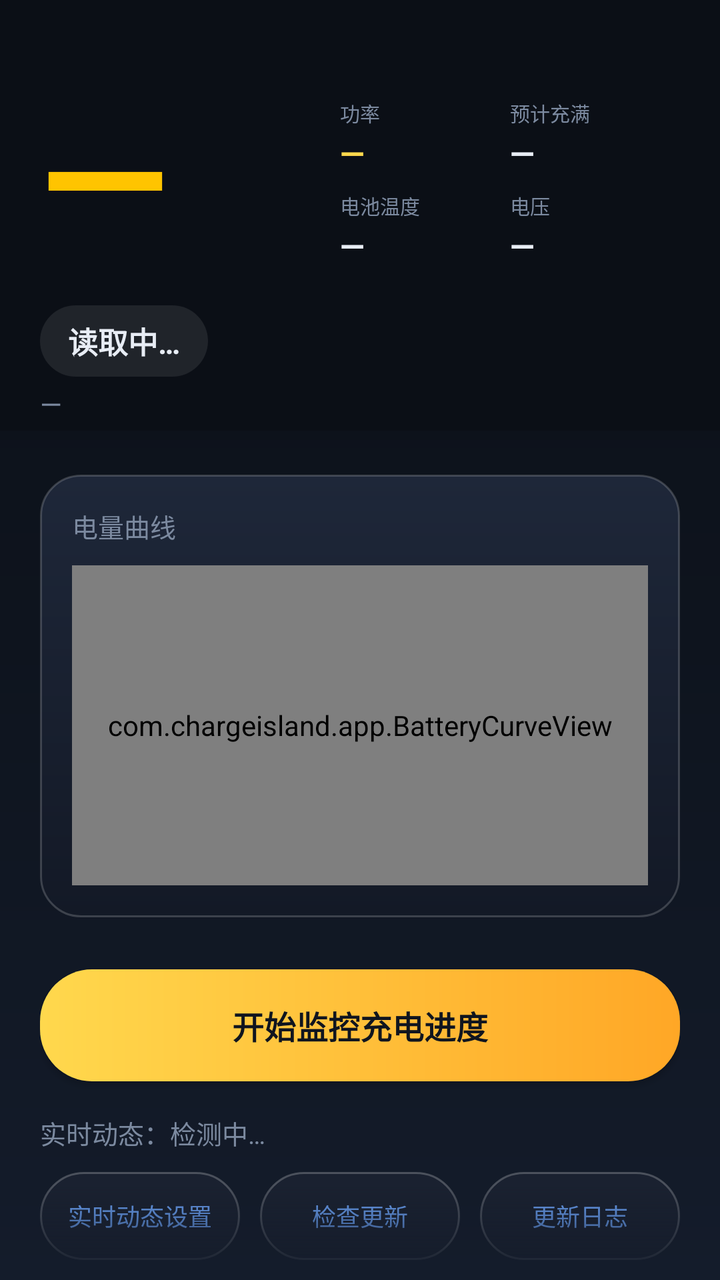
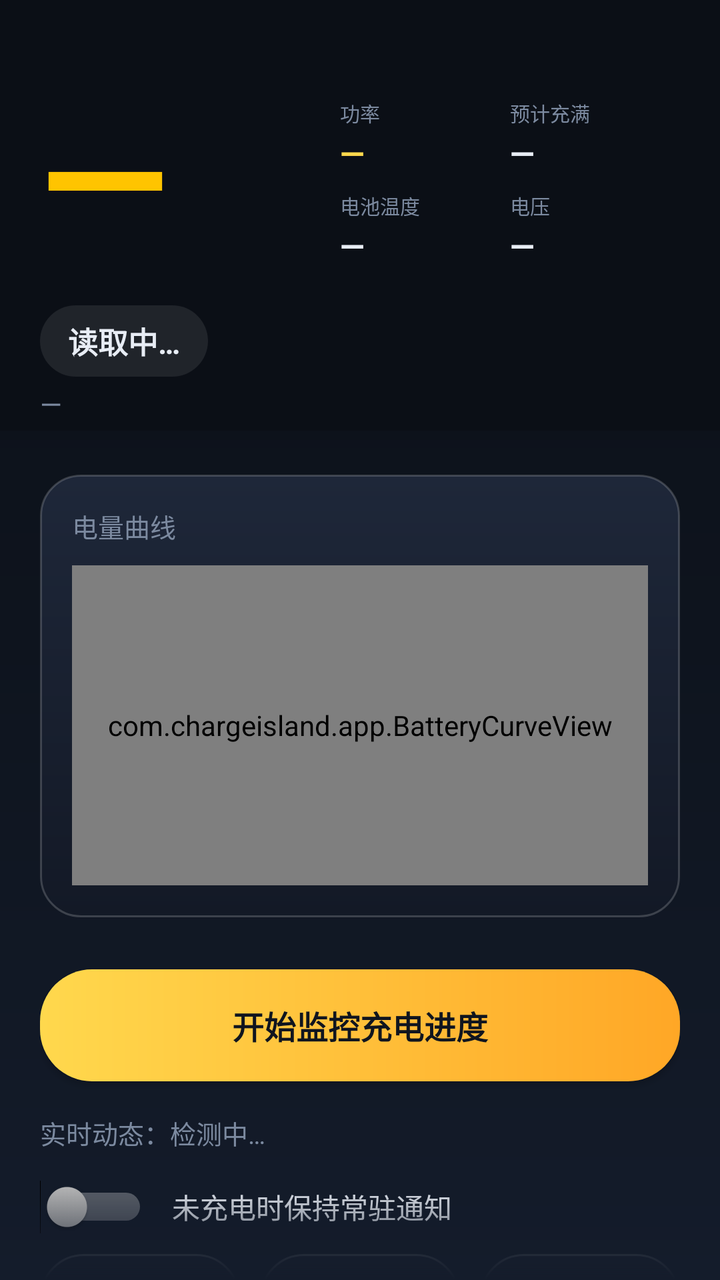

Two renders of the same Android screen: before a commit and after it. Below are the layout's source before the change and the commit's diff.
<!-- AndroidManifest.xml: activity theme android:Theme.Material.NoActionBar -->
<!-- res/layout/activity_main.xml -->
<?xml version="1.0" encoding="utf-8"?>
<LinearLayout xmlns:android="http://schemas.android.com/apk/res/android"
    android:layout_width="match_parent"
    android:layout_height="match_parent"
    android:background="@drawable/bg_gradient"
    android:orientation="vertical">

    
    <LinearLayout
        android:id="@+id/header"
        android:layout_width="match_parent"
        android:layout_height="wrap_content"
        android:background="#0B0F16"
        android:orientation="vertical"
        android:paddingStart="20dp"
        android:paddingTop="28dp"
        android:paddingEnd="20dp"
        android:paddingBottom="4dp">

        
        <RelativeLayout
            android:layout_width="match_parent"
            android:layout_height="wrap_content"
            android:layout_marginTop="14dp">

            <TextView
                android:id="@+id/tvLevel"
                android:layout_width="wrap_content"
                android:layout_height="wrap_content"
                android:layout_centerVertical="true"
                android:includeFontPadding="false"
                android:text="—"
                android:textColor="#FFC400"
                android:textSize="84sp"
                android:textStyle="bold" />

            <LinearLayout
                android:id="@+id/miniBar"
                android:layout_width="170dp"
                android:layout_height="wrap_content"
                android:layout_alignParentEnd="true"
                android:layout_centerVertical="true"
                android:baselineAligned="false"
                android:orientation="vertical">

                <LinearLayout
                    android:layout_width="match_parent"
                    android:layout_height="wrap_content"
                    android:baselineAligned="false"
                    android:orientation="horizontal">

                    <LinearLayout
                        android:layout_width="0dp"
                        android:layout_height="wrap_content"
                        android:layout_weight="1"
                        android:orientation="vertical">

                        <TextView
                            android:layout_width="wrap_content"
                            android:layout_height="wrap_content"
                            android:text="功率"
                            android:textColor="#7C8AA0"
                            android:textSize="10sp" />

                        <TextView
                            android:id="@+id/tvPowerMini"
                            android:layout_width="wrap_content"
                            android:layout_height="wrap_content"
                            android:layout_marginTop="2dp"
                            android:text="—"
                            android:textColor="#FFD84D"
                            android:textSize="16sp"
                            android:textStyle="bold" />
                    </LinearLayout>

                    <LinearLayout
                        android:layout_width="0dp"
                        android:layout_height="wrap_content"
                        android:layout_weight="1"
                        android:orientation="vertical">

                        <TextView
                            android:id="@+id/tvEtaLabelMini"
                            android:layout_width="wrap_content"
                            android:layout_height="wrap_content"
                            android:text="预计充满"
                            android:textColor="#7C8AA0"
                            android:textSize="10sp" />

                        <TextView
                            android:id="@+id/tvEtaMini"
                            android:layout_width="wrap_content"
                            android:layout_height="wrap_content"
                            android:layout_marginTop="2dp"
                            android:text="—"
                            android:textColor="#E8EDF5"
                            android:textSize="16sp"
                            android:textStyle="bold" />
                    </LinearLayout>
                </LinearLayout>

                <LinearLayout
                    android:layout_width="match_parent"
                    android:layout_height="wrap_content"
                    android:layout_marginTop="8dp"
                    android:baselineAligned="false"
                    android:orientation="horizontal">

                    <LinearLayout
                        android:layout_width="0dp"
                        android:layout_height="wrap_content"
                        android:layout_weight="1"
                        android:orientation="vertical">

                        <TextView
                            android:layout_width="wrap_content"
                            android:layout_height="wrap_content"
                            android:text="电池温度"
                            android:textColor="#7C8AA0"
                            android:textSize="10sp" />

                        <TextView
                            android:id="@+id/tvTempMini"
                            android:layout_width="wrap_content"
                            android:layout_height="wrap_content"
                            android:layout_marginTop="2dp"
                            android:text="—"
                            android:textColor="#E8EDF5"
                            android:textSize="16sp"
                            android:textStyle="bold" />
                    </LinearLayout>

                    <LinearLayout
                        android:layout_width="0dp"
                        android:layout_height="wrap_content"
                        android:layout_weight="1"
                        android:orientation="vertical">

                        <TextView
                            android:layout_width="wrap_content"
                            android:layout_height="wrap_content"
                            android:text="电压"
                            android:textColor="#7C8AA0"
                            android:textSize="10sp" />

                        <TextView
                            android:id="@+id/tvVoltageMini"
                            android:layout_width="wrap_content"
                            android:layout_height="wrap_content"
                            android:layout_marginTop="2dp"
                            android:text="—"
                            android:textColor="#E8EDF5"
                            android:textSize="16sp"
                            android:textStyle="bold" />
                    </LinearLayout>
                </LinearLayout>
            </LinearLayout>
        </RelativeLayout>

        <TextView
            android:id="@+id/tvStatus"
            android:layout_width="wrap_content"
            android:layout_height="wrap_content"
            android:layout_marginTop="12dp"
            android:background="@drawable/pill_badge"
            android:includeFontPadding="false"
            android:paddingStart="14dp"
            android:paddingTop="7dp"
            android:paddingEnd="14dp"
            android:paddingBottom="7dp"
            android:text="读取中…"
            android:textColor="#E8EDF5"
            android:textSize="15sp"
            android:textStyle="bold" />

        <TextView
            android:id="@+id/tvPlug"
            android:layout_width="wrap_content"
            android:layout_height="wrap_content"
            android:layout_marginTop="4dp"
            android:text="—"
            android:textColor="#7C8AA0"
            android:textSize="14sp" />
    </LinearLayout>

    <ScrollView
        android:id="@+id/contentScroll"
        android:layout_width="match_parent"
        android:layout_height="0dp"
        android:layout_weight="1"
        android:fadingEdgeLength="48dp"
        android:fillViewport="true"
        android:overScrollMode="never"
        android:requiresFadingEdge="vertical"
        android:scrollbars="none">

        <LinearLayout
            android:layout_width="match_parent"
            android:layout_height="wrap_content"
            android:orientation="vertical"
            android:paddingStart="20dp"
            android:paddingTop="16dp"
            android:paddingEnd="20dp"
            android:paddingBottom="24dp">

            <LinearLayout
                android:layout_width="match_parent"
                android:layout_height="wrap_content"
                android:layout_marginTop="6dp"
                android:background="@drawable/card_bg"
                android:orientation="vertical"
                android:padding="16dp">

                <TextView
                    android:layout_width="wrap_content"
                    android:layout_height="wrap_content"
                    android:text="电量曲线"
                    android:textColor="#7C8AA0"
                    android:textSize="13sp" />

                <com.chargeisland.app.BatteryCurveView
                    android:id="@+id/curve"
                    android:layout_width="match_parent"
                    android:layout_height="160dp"
                    android:layout_marginTop="10dp" />
            </LinearLayout>

            <Button
                android:id="@+id/btnToggle"
                android:layout_width="match_parent"
                android:layout_height="56dp"
                android:layout_marginTop="26dp"
                android:background="@drawable/btn_primary_bg"
                android:text="开始监控充电进度"
                android:textColor="#10151F"
                android:textSize="16sp"
                android:textStyle="bold" />

            <LinearLayout
                android:layout_width="match_parent"
                android:layout_height="wrap_content"
                android:layout_marginTop="16dp"
                android:gravity="center_vertical"
                android:orientation="horizontal">

                <TextView
                    android:id="@+id/tvPromoted"
                    android:layout_width="0dp"
                    android:layout_height="wrap_content"
                    android:layout_weight="1"
                    android:text="实时动态：检测中…"
                    android:textColor="#7C8AA0"
                    android:textSize="13sp" />
            </LinearLayout>

            <LinearLayout
                android:layout_width="match_parent"
                android:layout_height="wrap_content"
                android:layout_marginTop="10dp"
                android:orientation="horizontal">

                <Button
                    android:id="@+id/btnLiveSettings"
                    android:layout_width="0dp"
                    android:layout_height="44dp"
                    android:layout_weight="1"
                    android:background="@drawable/btn_ghost_bg"
                    android:text="实时动态设置"
                    android:textColor="#6FA8FF"
                    android:textSize="12sp" />

                <Button
                    android:id="@+id/btnCheckUpdate"
                    android:layout_width="0dp"
                    android:layout_height="44dp"
                    android:layout_marginStart="10dp"
                    android:layout_weight="1"
                    android:background="@drawable/btn_ghost_bg"
                    android:text="检查更新"
                    android:textColor="#6FA8FF"
                    android:textSize="12sp" />

                <Button
                    android:id="@+id/btnChangelog"
                    android:layout_width="0dp"
                    android:layout_height="44dp"
                    android:layout_marginStart="10dp"
                    android:layout_weight="1"
                    android:background="@drawable/btn_ghost_bg"
                    android:text="更新日志"
                    android:textColor="#6FA8FF"
                    android:textSize="12sp" />
            </LinearLayout>

            <TextView
                android:id="@+id/tvHint"
                android:layout_width="match_parent"
                android:layout_height="wrap_content"
                android:layout_marginTop="14dp"
                android:layout_marginBottom="8dp"
                android:lineSpacingExtra="3dp"
                android:text="开启后常驻通知并请求实时动态提升；插电或开机时自动启动，无需手动确认。若背屏未显示充电进度：请到 设置 → 妙享背屏 → 背屏通知，开启「背屏通知」与「显示通知详情」。"
                android:textColor="#7C8AA0"
                android:textSize="13sp" />
        </LinearLayout>
    </ScrollView>
</LinearLayout>
<!-- resources referenced by this layout -->
<resources>
  <!-- drawable bg_gradient (drawable) -->
  <?xml version="1.0" encoding="utf-8"?>
  <shape xmlns:android="http://schemas.android.com/apk/res/android">
      <gradient
          android:angle="270"
          android:startColor="#0B0F16"
          android:centerColor="#0E141E"
          android:endColor="#141C2B"
          android:type="linear" />
  </shape>
  <!-- drawable btn_ghost_bg (drawable) -->
  <?xml version="1.0" encoding="utf-8"?>
  <shape xmlns:android="http://schemas.android.com/apk/res/android">
      <solid android:color="#1A2130" />
      <stroke
          android:width="1dp"
          android:color="#3AFFFFFF" />
      <corners android:radius="99dp" />
  </shape>
  <!-- drawable btn_primary_bg (drawable) -->
  <?xml version="1.0" encoding="utf-8"?>
  <shape xmlns:android="http://schemas.android.com/apk/res/android">
      <gradient
          android:angle="0"
          android:startColor="#FFD84D"
          android:endColor="#FFA726"
          android:type="linear" />
      <corners android:radius="26dp" />
  </shape>
  <!-- drawable card_bg (drawable) -->
  <?xml version="1.0" encoding="utf-8"?>
  <shape xmlns:android="http://schemas.android.com/apk/res/android">
      <gradient
          android:angle="270"
          android:endColor="#131926"
          android:startColor="#1E2739" />
      <stroke
          android:width="1dp"
          android:color="#2EFFFFFF" />
      <corners android:radius="20dp" />
  </shape>
  <!-- drawable pill_badge (drawable) -->
  <?xml version="1.0" encoding="utf-8"?>
  <shape xmlns:android="http://schemas.android.com/apk/res/android">
      <solid android:color="#16FFFFFF" />
      <corners android:radius="99dp" />
  </shape>
</resources>

<!-- the commit's change to res/layout/activity_main.xml (unified diff, before → after) -->
@@ -256,6 +256,28 @@
             <LinearLayout
                 android:layout_width="match_parent"
                 android:layout_height="wrap_content"
+                android:layout_marginTop="14dp"
+                android:gravity="center_vertical"
+                android:orientation="horizontal">
+
+                <Switch
+                    android:id="@+id/swKeepIdle"
+                    android:layout_width="wrap_content"
+                    android:layout_height="wrap_content" />
+
+                <TextView
+                    android:layout_width="0dp"
+                    android:layout_height="wrap_content"
+                    android:layout_marginStart="12dp"
+                    android:layout_weight="1"
+                    android:text="未充电时保持常驻通知"
+                    android:textColor="#E8EDF5"
+                    android:textSize="14sp" />
+            </LinearLayout>
+
+            <LinearLayout
+                android:layout_width="match_parent"
+                android:layout_height="wrap_content"
                 android:layout_marginTop="10dp"
                 android:orientation="horizontal">
 
